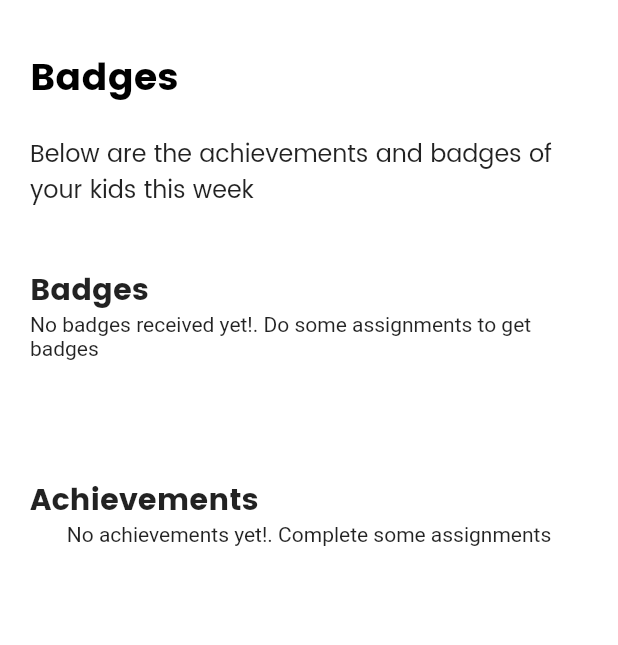
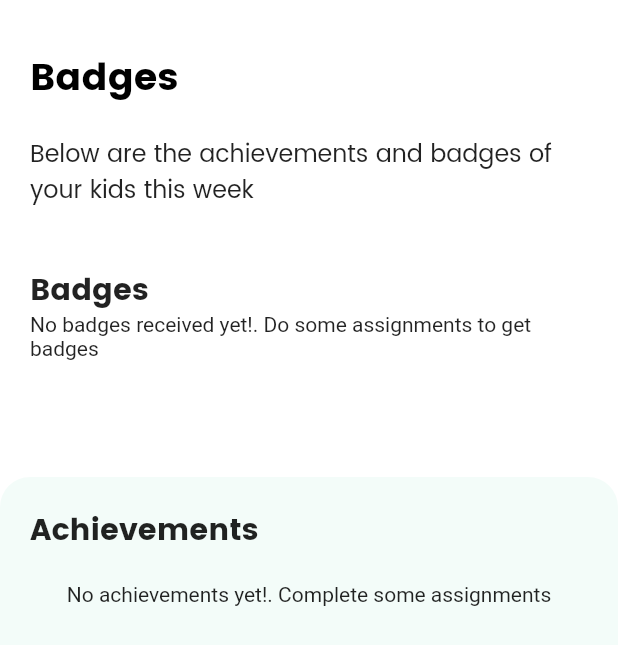
Before and after one commit to EdungDivinefavour/Grounded-V2.0, a Flutter app: the BadgesParent screen opened directly with empty values, on a phone screen of 412 x 824 dp. Shown: the top 645 px of the screen. Run offline on Flutter 3.47's test engine with Material 2 defaults, Android fonts, the phone set to English and light mode, and no system bars; our stand-ins replace adaptive_dialog, audioplayers, carousel_slider, charts_flutter, cloud_firestore, dots_indicator and 11 more; missing offline and left inert: cloud_firestore_web, dart_date, firebase_auth_web, firebase_core_web, firebase_database_web, firebase_messaging_web and 4 more; accounts and stored records are empty; project files that could hold a hidden picture were left out.

Commit message:
Added bubbles to screens

```diff
--- a/lib/components/custom_num_pad.dart
+++ b/lib/components/custom_num_pad.dart
@@ -54,14 +54,14 @@ class _CustomNumPadState extends State<CustomNumPad> {
           borderRadius: BorderRadius.circular(15),
           color: buttonText == "Enter"
               ? ThemeColors.primary
-              : buttonText == "delete"
+              : buttonText == "Delete"
                   ? ThemeColors.error
                   : ThemeColors.lightBackground,
         ),
         height: MediaQuery.of(context).size.height / 14.75,
         width: MediaQuery.of(context).size.width / 3.85,
         alignment: Alignment.center,
-        child: buttonText == "delete"
+        child: buttonText == "Delete"
             ? SVGIcon(icon: AppIcons.backSpace, size: 35)
             : Text(buttonText,
                 style: TextStyles.semiBold.copyWith(
@@ -74,7 +74,7 @@ class _CustomNumPadState extends State<CustomNumPad> {
   }
 
   void _handleNumPressed(String buttonText) {
-    if (buttonText == "delete") {
+    if (buttonText == "Delete") {
       widget.onDelete?.call();
       return;
     } else if (buttonText == "Enter") {
--- a/lib/components/custom_scaffold.dart
+++ b/lib/components/custom_scaffold.dart
@@ -30,7 +30,7 @@ class CustomScaffold extends StatefulWidget {
     this.drawer,
     this.floatingActionButton,
     this.bottomNavigationBar,
-    this.bubblePosition,
+    this.bubblePosition = BackgroundBubblePosition.none,
     this.backgroundColor = ThemeColors.lightElement,
   });
 
@@ -41,42 +41,50 @@ class CustomScaffold extends StatefulWidget {
 class _CustomScaffoldState extends State<CustomScaffold> {
   @override
   Widget build(BuildContext context) {
-    return Scaffold(
-      appBar: widget.appBar,
-      // body: Stack(
-      //   children: [SafeArea(child: widget.body), _buildBubble],
-      // ),
-      body: widget.body,
-      drawer: widget.drawer,
-      floatingActionButton: widget.floatingActionButton,
-      bottomNavigationBar: widget.bottomNavigationBar,
-      backgroundColor: widget.backgroundColor,
+    return Stack(
+      children: [
+        Scaffold(
+          appBar: widget.appBar,
+          body: widget.body,
+          drawer: widget.drawer,
+          floatingActionButton: widget.floatingActionButton,
+          bottomNavigationBar: widget.bottomNavigationBar,
+          backgroundColor: widget.backgroundColor,
+        ),
+        _buildBubble
+      ],
     );
   }
 
   Widget get _buildBubble {
     if (widget.bubblePosition == BackgroundBubblePosition.bottomLeft) {
       return Positioned(
-        bottom: 0,
+        bottom: -30,
         left: 0,
-        child: SVGIcon(icon: AppIcons.bottomLeftBubble),
+        child: SVGIcon(
+            icon: AppIcons.bottomLeftBubble, color: ThemeColors.primary),
       );
     } else if (widget.bubblePosition == BackgroundBubblePosition.centerLeft) {
       return Positioned(
-        top: getDeviceHeight(context) / 2,
+        top: getDeviceHeight(context) / 3.5,
         left: 0,
-        child: SVGIcon(icon: AppIcons.centerLeftBubble),
+        child: SVGIcon(
+            icon: AppIcons.centerLeftBubble, color: ThemeColors.primary),
       );
     } else if (widget.bubblePosition == BackgroundBubblePosition.centerRight) {
       return Positioned(
-          top: getDeviceHeight(context) / 2,
+          top: getDeviceHeight(context) / 3.5,
           right: 0,
-          child: SVGIcon(icon: AppIcons.centerRightBubble));
-    } else if (widget.bubblePosition == BackgroundBubblePosition.none) {
-      return emptyWidget;
+          child: SVGIcon(
+              icon: AppIcons.centerRightBubble, color: ThemeColors.primary));
+    } else if (widget.bubblePosition == BackgroundBubblePosition.topRight) {
+      return Positioned(
+          top: 0,
+          right: 0,
+          child: SVGIcon(
+              icon: AppIcons.topRightBubble, color: ThemeColors.primary));
     }
 
-    return Positioned(
-        top: 0, right: 0, child: SVGIcon(icon: AppIcons.topRightBubble));
+    return emptyWidget;
   }
 }
--- a/lib/screens/child/home_child.dart
+++ b/lib/screens/child/home_child.dart
@@ -38,6 +38,7 @@ class _HomeChildState extends State<HomeChild> {
   @override
   Widget build(BuildContext context) {
     return CustomScaffold(
+      bubblePosition: BackgroundBubblePosition.bottomLeft,
       body: SingleChildScrollView(
         child: Padding(
             padding: EdgeInsets.symmetric(horizontal: 20),
--- a/lib/screens/child/solve_task_english.dart
+++ b/lib/screens/child/solve_task_english.dart
@@ -18,7 +18,7 @@ class _SolveTaskEnglishState extends State<SolveTaskEnglish> {
   Widget build(BuildContext context) {
     return CustomScaffold(
         appBar: CustomAppBar(),
-        bubblePosition: BackgroundBubblePosition.centerRight,
+        bubblePosition: BackgroundBubblePosition.topRight,
         body: Padding(
           padding: EdgeInsets.symmetric(horizontal: 20),
         ));
--- a/lib/screens/parent/add_task.dart
+++ b/lib/screens/parent/add_task.dart
@@ -44,7 +44,7 @@ class _AddTaskState extends State<AddTask> {
   Widget build(BuildContext context) {
     return CustomScaffold(
         appBar: CustomAppBar(title: "Add New Task"),
-        bubblePosition: BackgroundBubblePosition.none,
+        bubblePosition: BackgroundBubblePosition.topRight,
         body: Container(
           padding: const EdgeInsets.all(20),
           child: Column(
--- a/lib/screens/parent/badges_parent.dart
+++ b/lib/screens/parent/badges_parent.dart
@@ -5,6 +5,7 @@ import 'package:grounded/models/achievement.dart';
 import 'package:grounded/models/badge.dart';
 import 'package:grounded/models/grounded_user/parent/parent.dart';
 import 'package:grounded/components/custom_scaffold.dart';
+import 'package:grounded/styles/colors/theme_colors.dart';
 import 'package:grounded/styles/texts/text_styles.dart';
 
 class BadgesParent extends StatelessWidget {
@@ -17,9 +18,11 @@ class BadgesParent extends StatelessWidget {
   @override
   Widget build(BuildContext context) {
     return CustomScaffold(
-        body: Padding(
+        body: Column(children: [
+      Container(
         padding: EdgeInsets.symmetric(horizontal: 20),
-            child: Column(children: [
+        child: Column(
+          children: [
             ScreenTitle(title: "Badges", isWhiteBackround: true),
             Align(
               alignment: Alignment.centerLeft,
@@ -37,7 +40,20 @@ class BadgesParent extends StatelessWidget {
               ),
             ),
             _buildBadgeList(),
-              Align(
+          ],
+        ),
+      ),
+      Expanded(
+        child: Container(
+          decoration: BoxDecoration(
+            borderRadius: BorderRadius.only(
+                topLeft: Radius.circular(20), topRight: Radius.circular(20)),
+            color: ThemeColors.primaryLight,
+          ),
+          child: Column(
+            children: [
+              Container(
+                padding: EdgeInsets.all(20),
                 alignment: Alignment.centerLeft,
                 child: Text(
                   "Achievements",
@@ -45,7 +61,11 @@ class BadgesParent extends StatelessWidget {
                 ),
               ),
               _buildAchievementsList()
-            ])));
+            ],
+          ),
+        ),
+      ),
+    ]));
   }
 
 // TODO: Call this widget when you need the list of badges
--- a/lib/screens/parent/communications.dart
+++ b/lib/screens/parent/communications.dart
@@ -29,6 +29,7 @@ class CommunicationsState extends State<Communications> {
   @override
   Widget build(BuildContext context) {
     return CustomScaffold(
+      bubblePosition: BackgroundBubblePosition.centerLeft,
       appBar: CustomAppBar(title: "Communications"),
       body: SingleChildScrollView(
         child: Padding(
--- a/lib/screens/parent/intro.dart
+++ b/lib/screens/parent/intro.dart
@@ -30,6 +30,7 @@ class _IntroState extends State<Intro> {
     ];
 
     return CustomScaffold(
+      bubblePosition: BackgroundBubblePosition.topRight,
       body: CarouselSlider(
         options: CarouselOptions(
           height: MediaQuery.of(context).size.height,
--- a/lib/screens/parent/notifications.dart
+++ b/lib/screens/parent/notifications.dart
@@ -28,6 +28,7 @@ class NotificationsState extends State<Notifications> {
   @override
   Widget build(BuildContext context) {
     return CustomScaffold(
+      bubblePosition: BackgroundBubblePosition.topRight,
       appBar: CustomAppBar(title: "Notifications"),
       body: SingleChildScrollView(
         child: Padding(
--- a/lib/screens/parent/settings.dart
+++ b/lib/screens/parent/settings.dart
@@ -18,7 +18,7 @@ class _SettingsState extends State<Settings> {
   @override
   Widget build(BuildContext context) {
     return CustomScaffold(
-      bubblePosition: BackgroundBubblePosition.none,
+      bubblePosition: BackgroundBubblePosition.centerRight,
       body: Padding(
         padding: EdgeInsets.symmetric(horizontal: 20),
         child: Column(
--- a/lib/styles/colors/theme_colors.dart
+++ b/lib/styles/colors/theme_colors.dart
@@ -1,9 +1,9 @@
 import 'package:flutter/material.dart';
 
 class ThemeColors {
-  static const primary = Color.fromRGBO(52, 108, 220, 1);
-  // static const primary = Color.fromRGBO(25, 196, 140, 1);
-  static get primaryLight => primary.withOpacity(0.1);
+  // static const primary = Color.fromRGBO(52, 108, 220, 1);
+  static const primary = Color.fromRGBO(25, 196, 140, 1);
+  static get primaryLight => primary.withOpacity(0.05);
   static const accent = Color.fromRGBO(232, 176, 0, 1);
   static const transparent = Colors.transparent;
   static const success = Color.fromRGBO(25, 170, 90, 1);
```
Lines whose indentation alone changed are shown as unchanged.
